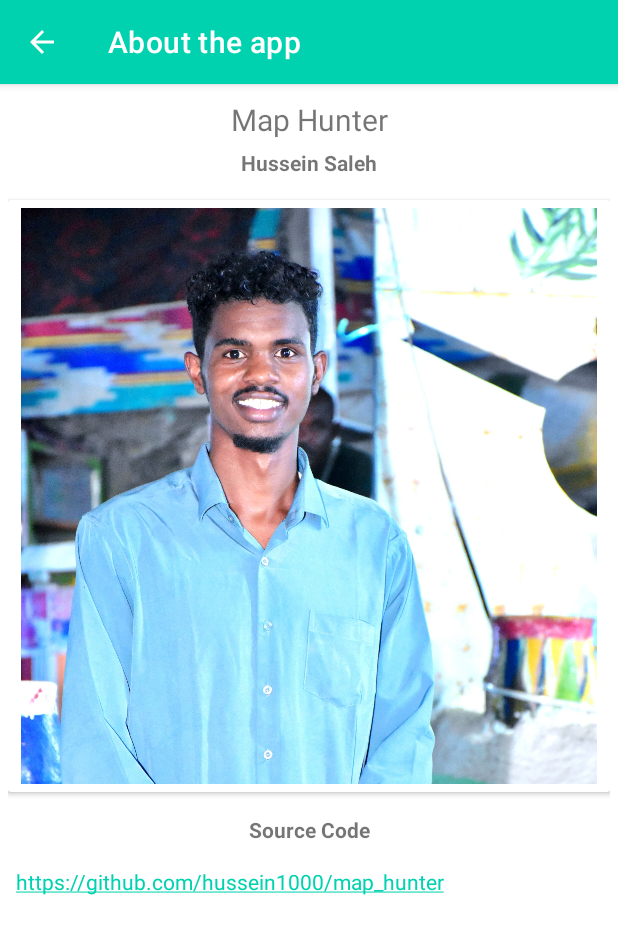
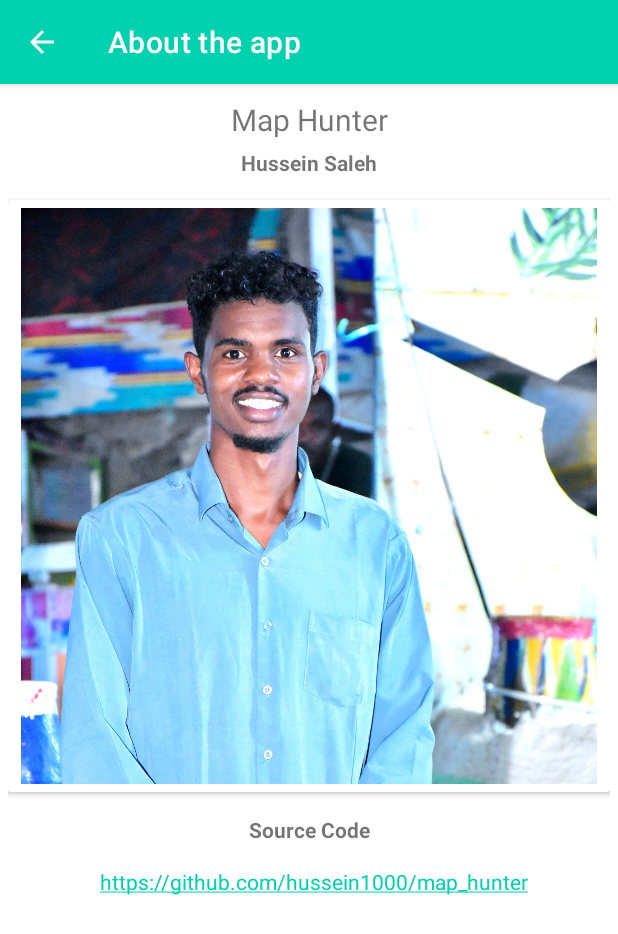
Before and after one commit to hussein1000/map_hunter, an Android app: the AboutActivity screen opened directly, with no data from a screen before it, on a phone screen of 412 x 824 dp. Shown: the top 934 px of the screen. Run offline under Robolectric (Android 15) with nearby library versions, the phone set to English and light mode, and no system bars.

Commit message:
Update activity_about.xml
Move the source code link to the middle

```diff
--- a/app/src/main/res/layout/activity_about.xml
+++ b/app/src/main/res/layout/activity_about.xml
@@ -79,12 +79,11 @@
                 <TextView
                     android:layout_marginStart="5dp"
                     android:id="@+id/source_code"
-                    android:layout_width="0dp"
+                    android:layout_width="match_parent"
                     android:layout_height="wrap_content"
-                    android:layout_weight="3"
+                    android:gravity="center"
                     android:autoLink="web"
-                    android:text="https://github.com/hussein1000/map_hunter"
-                    tools:ignore="HardcodedText" />
+                    android:text="https://github.com/hussein1000/map_hunter" />
             </LinearLayout>
         </LinearLayout>
     </RelativeLayout>
```
